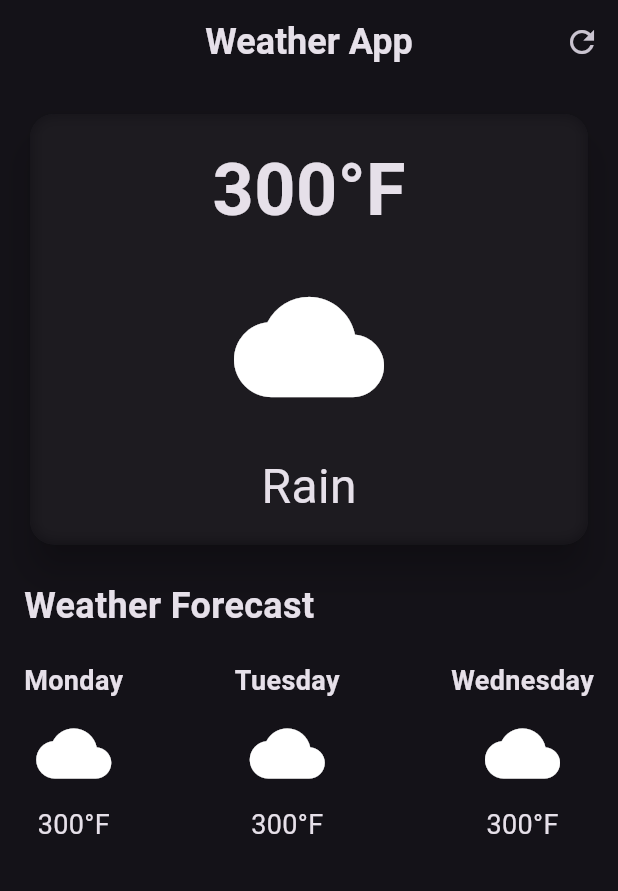
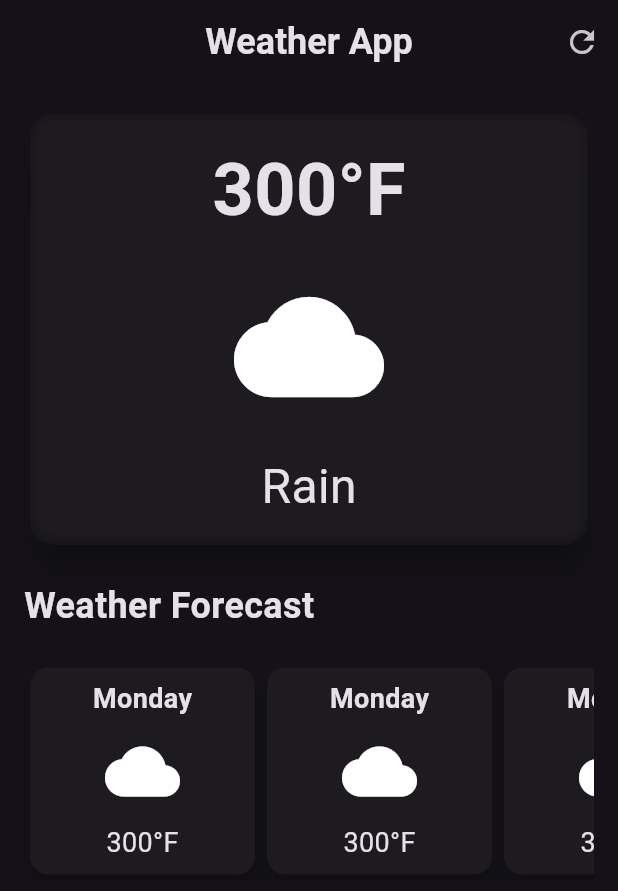
Before and after one commit to Nuwahereza-eng/weatherApp, a Flutter app: the screen it shows after launch, on a phone screen of 412 x 824 dp. Shown: the top 891 px of the screen. Run offline on Flutter 3.47's test engine with Material 3 defaults, Android fonts, the phone set to English and light mode, and no system bars.

Commit message:
added more layout

```diff
--- a/weather_app/lib/weather_screen.dart
+++ b/weather_app/lib/weather_screen.dart
@@ -66,10 +66,42 @@ class WeatherScreen extends StatelessWidget {
                         ),
                       ),
             SizedBox(height: 20),
-            Row(
+            SingleChildScrollView(
+              scrollDirection: Axis.horizontal,
+              child: Row(
                 mainAxisAlignment: MainAxisAlignment.spaceBetween,
                 children: [
-                Column(
+                  WeatherForecastItem(),
+                  WeatherForecastItem(),
+                  WeatherForecastItem(),
+                  WeatherForecastItem(),
+                  WeatherForecastItem(),
+                ],
+              ),
+            )
+
+
+
+          ],
+        ),
+      ),
+    );
+  }
+}
+class WeatherForecastItem extends StatelessWidget {
+  const WeatherForecastItem({super.key});
+  @override
+  Widget build(BuildContext context) {
+    return Card(
+                    elevation: 6,
+                    child: Container(
+                      width: 150,
+                      padding: const EdgeInsets.all(8.0),
+                      decoration: BoxDecoration(
+                        borderRadius: BorderRadius.circular(16),
+
+                      ),
+                      child: Column(
                         children: [
                           Text("Monday",
                           style: TextStyle(fontSize: 18,fontWeight: FontWeight.bold),),
@@ -81,40 +113,7 @@ class WeatherScreen extends StatelessWidget {
                           style: TextStyle(fontSize: 18),),
                         ],
                       ),
-                Column(
-                  children: [
-                    Text("Tuesday",
-                    style: TextStyle(fontSize: 18,fontWeight: FontWeight.bold),),
-                    SizedBox(height: 10),
-                    Icon(Icons.cloud,
-                    size: 50,),
-                    SizedBox(height: 10),
-                    Text("300°F",
-                    style: TextStyle(fontSize: 18),),
-                  ],
-                ),
-                Column(
-                  children: [
-                    Text("Wednesday",
-                    style: TextStyle(fontSize: 18,fontWeight: FontWeight.bold),),
-                    SizedBox(height: 10),
-                    Icon(Icons.cloud,
-                    size: 50,),
-                    SizedBox(height: 10),
-                    Text("300°F",
-                    style: TextStyle(fontSize: 18),),
-                  ],
-                ),
-              ],
-            )
-
-
-
-          ],
-        ),
                     ),
                   );
   }
-
-
 }
```
Lines whose indentation alone changed are shown as unchanged.
